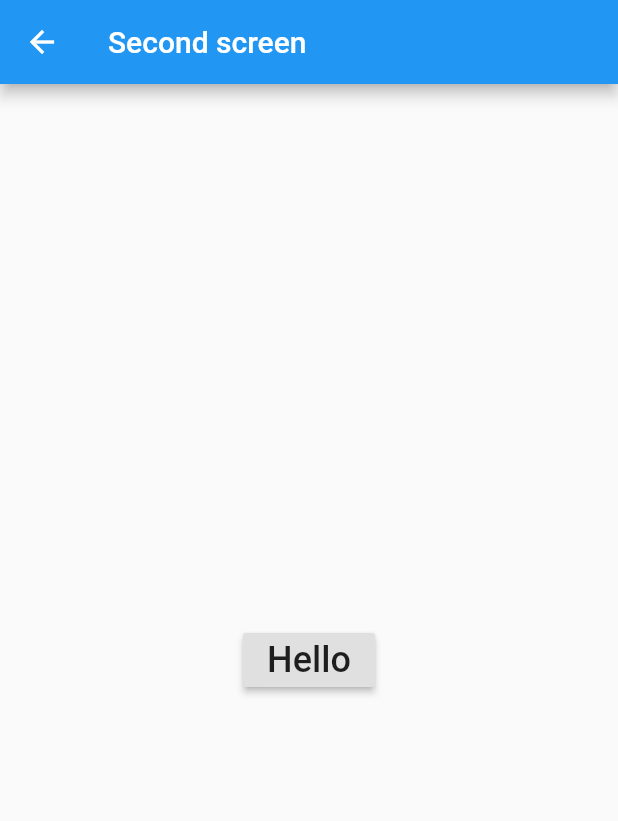
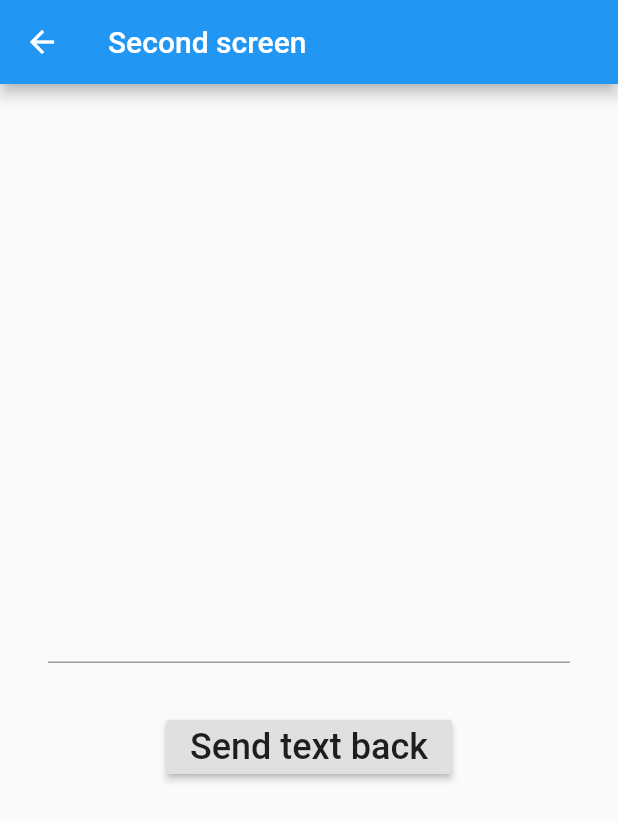
Before and after one commit to camposFabio/flutter_widgets, a Flutter app: the screen it shows after launch, after a tap on "Go to second screen", on a phone screen of 412 x 824 dp. Shown: the top 821 px of the screen. Run offline on Flutter 3.47's test engine with Material 2 defaults, Android fonts, the phone set to English and light mode, and no system bars.

Commit message:
passing data back

```diff
--- a/lib/main.dart
+++ b/lib/main.dart
@@ -7,58 +7,106 @@ void main() {
   ));
 }
 
-class FirstScreen extends StatelessWidget {
+class FirstScreen extends StatefulWidget {
+  @override
+  _FirstScreenState createState() {
+    return _FirstScreenState();
+  }
+}
+
+class _FirstScreenState extends State<FirstScreen> {
+  String text = 'Text';
+
   @override
   Widget build(BuildContext context) {
     return Scaffold(
       appBar: AppBar(title: Text('First screen')),
       body: Center(
-          child: RaisedButton(
+        child: Column(
+          mainAxisAlignment: MainAxisAlignment.center,
+          children: [
+            Padding(
+              padding: const EdgeInsets.all(32.0),
+              child: Text(
+                text,
+                style: TextStyle(fontSize: 24),
+              ),
+            ),
+            RaisedButton(
               child: Text(
                 'Go to second screen',
                 style: TextStyle(fontSize: 24),
               ),
               onPressed: () {
-          _navigateToSecondScreen(context);
+                _awaitReturnValueFromSecondScreen(context);
               },
-      )),
+            )
+          ],
+        ),
+      ),
     );
   }
 
-  void _navigateToSecondScreen(BuildContext context) {
-    Navigator.push(
+  void _awaitReturnValueFromSecondScreen(BuildContext context) async {
+    // start the SecondScreen and wait for it to finish with a result
+    final result = await Navigator.push(
         context,
         MaterialPageRoute(
-          builder: (context) => SecondScreen(
-                text: 'Hello',
-              ),
+          builder: (context) => SecondScreen(),
         ));
+
+    // after the SecondScreen result comes back update the Text widget with it
+    setState(() {
+      text = result;
+    });
   }
 }
 
-class SecondScreen extends StatelessWidget {
-  final String text;
-  SecondScreen({Key key, @required this.text}) : super(key: key);
+class SecondScreen extends StatefulWidget {
+  @override
+  _SecondScreenState createState() {
+    return _SecondScreenState();
+  }
+}
+
+class _SecondScreenState extends State<SecondScreen> {
+  // this allows us to access the TextField text
+  TextEditingController textFieldController = TextEditingController();
 
   @override
   Widget build(BuildContext context) {
     return Scaffold(
       appBar: AppBar(title: Text('Second screen')),
-      body: Center(
-        child: RaisedButton(
+      body: Column(
+        mainAxisAlignment: MainAxisAlignment.center,
+        children: [
+          Padding(
+            padding: const EdgeInsets.all(32.0),
+            child: TextField(
+              controller: textFieldController,
+              style: TextStyle(
+                fontSize: 24,
+                color: Colors.black,
+              ),
+            ),
+          ),
+          RaisedButton(
             child: Text(
-            text,
+              'Send text back',
               style: TextStyle(fontSize: 24),
             ),
             onPressed: () {
-            _goBackToFirstScreen(context);
+              _sendDataBack(context);
             },
-        ),
+          )
+        ],
       ),
     );
   }
 
-  void _goBackToFirstScreen(BuildContext context) {
-    Navigator.pop(context);
+  // get the text in the TextField and send it back to the FirstScreen
+  void _sendDataBack(BuildContext context) {
+    String textToSendBack = textFieldController.text;
+    Navigator.pop(context, textToSendBack);
   }
 }
```
Lines whose indentation alone changed are shown as unchanged.
